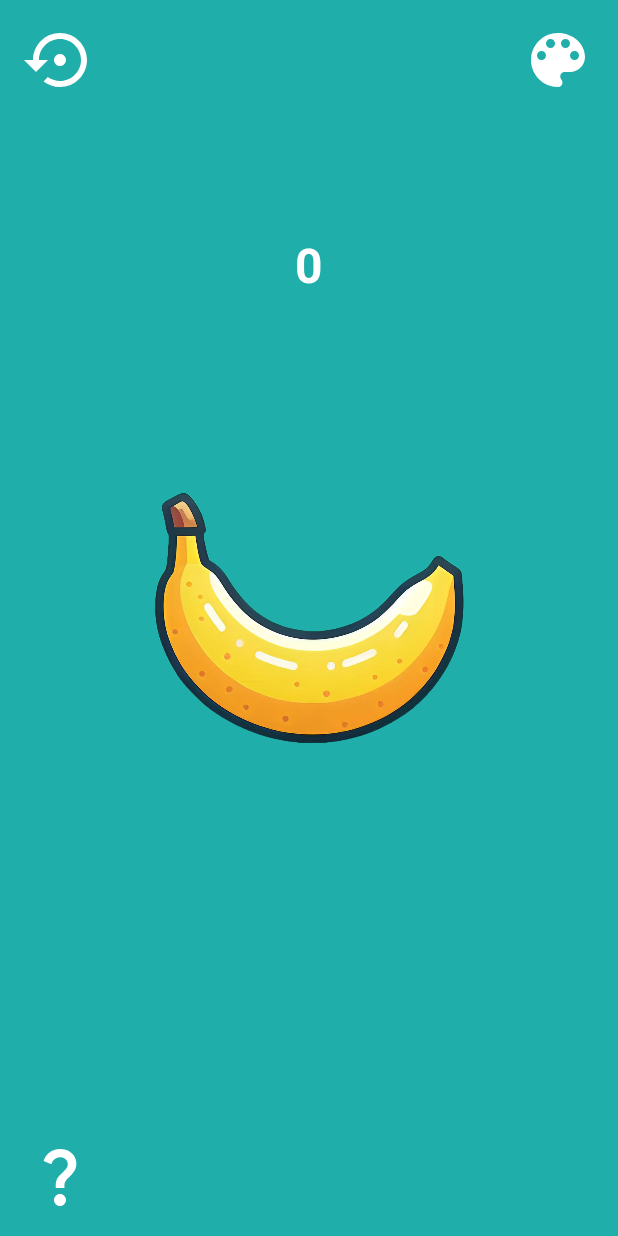
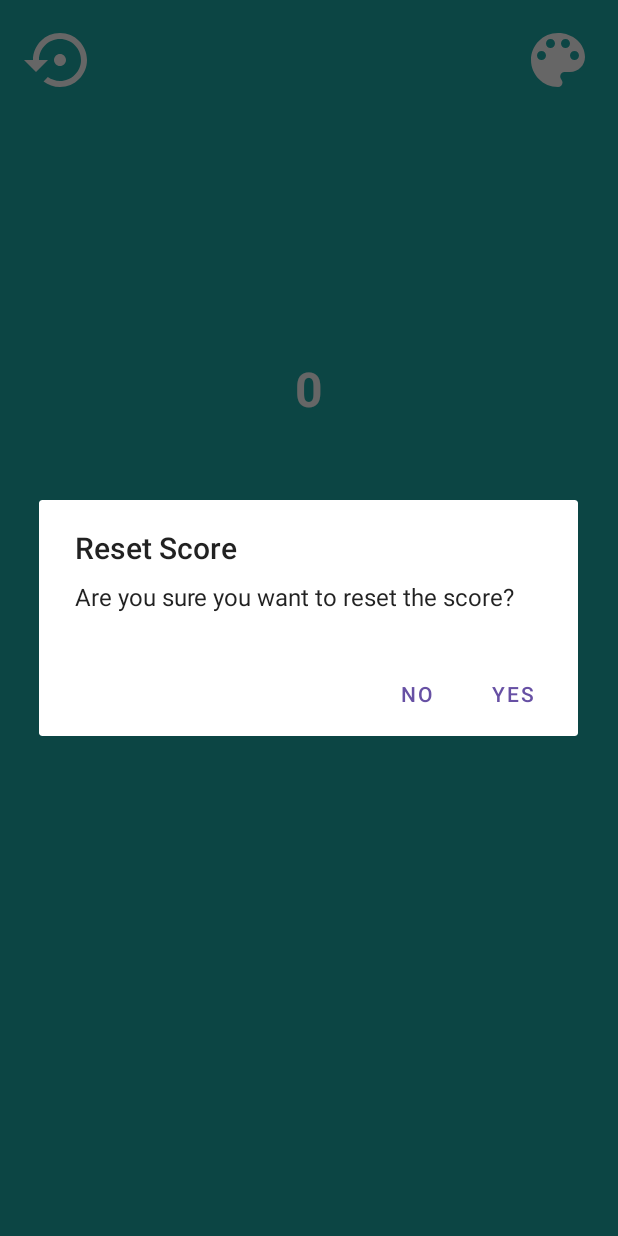
Before and after one commit to SamedTemiz/TheBanana, an Android app: the screen it shows after launch (MainActivity), after a tap on "Reset Score", on a phone screen of 412 x 824 dp. Run offline under Robolectric (Android 15) with nearby library versions, the phone set to English and light mode, and no system bars; network calls fail; pictures from the network do not load.

Commit message:
Emojis added from Github files. Clicker algorithm completed.

```diff
--- a/app/build.gradle.kts
+++ b/app/build.gradle.kts
@@ -45,4 +45,10 @@ dependencies {
     testImplementation(libs.junit)
     androidTestImplementation(libs.androidx.junit)
     androidTestImplementation(libs.androidx.espresso.core)
+
+    implementation(libs.retrofit2)
+    implementation(libs.retrofit2.converter.gson)
+    implementation(libs.kotlinx.coroutines)
+
+    implementation(libs.glide)
 }
--- a/app/src/main/AndroidManifest.xml
+++ b/app/src/main/AndroidManifest.xml
@@ -1,6 +1,8 @@
 <?xml version="1.0" encoding="utf-8"?>
 <manifest xmlns:android="http://schemas.android.com/apk/res/android"
     xmlns:tools="http://schemas.android.com/tools">
+
+    <uses-permission android:name="android.permission.INTERNET"/>
 
     <application
         android:allowBackup="true"
--- /dev/null
+++ b/app/src/main/java/com/timrashard/banana/AssetManager.kt
@@ -0,0 +1,107 @@
+package com.timrashard.banana
+
+import android.content.Context
+import android.util.Log
+import com.google.gson.GsonBuilder
+import kotlinx.coroutines.Dispatchers
+import kotlinx.coroutines.withContext
+import okhttp3.ResponseBody
+import retrofit2.Retrofit
+import retrofit2.converter.gson.GsonConverterFactory
+import java.io.File
+import java.io.FileOutputStream
+
+class AssetManager(private val context: Context) {
+    private val service: Service
+
+    init {
+        val gson = GsonBuilder()
+            .setLenient()
+            .create()
+
+        val retrofit = Retrofit.Builder()
+            .baseUrl("https://api.github.com/")
+            .addConverterFactory(GsonConverterFactory.create(gson))
+            .build()
+
+        service = retrofit.create(Service::class.java)
+    }
+
+    suspend fun downloadAssets(owner: String, repo: String, path: String): Boolean {
+        return withContext(Dispatchers.IO) {
+            try {
+                downloadAndSaveFiles(owner, repo, path)
+            } catch (e: Exception) {
+                Log.e("AssetManager", "Error downloading assets", e)
+                false
+            }
+        }
+    }
+
+    private fun downloadAndSaveFiles(owner: String, repo: String, path: String): Boolean {
+        val response = service.getContents(owner, repo, path).execute()
+
+        if (!response.isSuccessful) {
+            Log.e("AssetManager", "Failed to get repository contents: ${response.code()} ${response.message()}")
+            return false
+        }
+
+        val files = response.body() ?: return false
+        for (file in files) {
+            if (file.type == "dir") {
+                if (!downloadAndSaveFiles(owner, repo, file.path)) {
+                    return false
+                }
+            } else if (file.type == "file" && !file.download_url.isNullOrEmpty()) {
+                val downloadUrl = file.download_url
+                if (!downloadFile(downloadUrl, file.name)) {
+                    return false
+                }
+            }
+        }
+        return true
+    }
+
+    private fun downloadFile(downloadUrl: String, fileName: String): Boolean {
+        return try {
+            val response = service.downloadFile(downloadUrl).execute()
+            if (response.isSuccessful) {
+                val body = response.body()
+                if (body != null) {
+                    saveFile(fileName, body)
+                } else {
+                    Log.e("AssetManager", "File download failed: Response body is null")
+                    false
+                }
+            } else {
+                Log.e("AssetManager", "File download failed: ${response.code()} ${response.message()}")
+                false
+            }
+        } catch (e: Exception) {
+            Log.e("AssetManager", "Error downloading file", e)
+            false
+        }
+    }
+
+    private fun saveFile(fileName: String, body: ResponseBody): Boolean {
+        return try {
+            val directory = File(context.getExternalFilesDir(null), "emojis")
+            if (!directory.exists()) {
+                directory.mkdirs()
+            }
+            val file = File(directory, fileName)
+            val inputStream = body.byteStream()
+            val outputStream = FileOutputStream(file)
+            inputStream.use { input ->
+                outputStream.use { output ->
+                    input.copyTo(output)
+                }
+            }
+            Log.d("AssetManager", "File saved successfully: ${file.absolutePath}")
+            true
+        } catch (e: Exception) {
+            Log.e("AssetManager", "Error saving file", e)
+            false
+        }
+    }
+}
--- a/app/src/main/java/com/timrashard/banana/MainActivity.kt
+++ b/app/src/main/java/com/timrashard/banana/MainActivity.kt
@@ -5,59 +5,125 @@ import android.content.Context
 import android.content.SharedPreferences
 import android.graphics.Color
 import android.os.Bundle
+import android.util.Log
 import android.view.View
+import android.widget.ImageButton
 import android.widget.ImageView
 import android.widget.TextView
 import androidx.appcompat.app.AppCompatActivity
 import androidx.constraintlayout.widget.ConstraintLayout
-import java.util.Random
+import androidx.constraintlayout.widget.ConstraintSet
+import androidx.lifecycle.lifecycleScope
+import com.bumptech.glide.Glide
+import kotlinx.coroutines.launch
+import java.io.File
+import kotlin.random.Random
+
 
 class MainActivity : AppCompatActivity() {
-    private lateinit var scoreTextView: TextView
-    private lateinit var bananaImageView: ImageView
-    private lateinit var constraintLayout: ConstraintLayout
+
+    private lateinit var layout: ConstraintLayout
+    private lateinit var txtScore: TextView
+    private lateinit var imgBanana: ImageView
+    private lateinit var imgFun: ImageView
+    private lateinit var btnColor: ImageButton
+    private lateinit var btnReset: ImageButton
     private lateinit var sharedPreferences: SharedPreferences
-    private var score: Int = 0
+    private var score: Long = 0
+    private var layoutWidth: Int = 0
+    private var layoutHeight: Int = 0
+    private val random = Random.Default
+
+    private lateinit var assetManager: AssetManager
+    private lateinit var emojiFiles: List<File>
 
     override fun onCreate(savedInstanceState: Bundle?) {
         super.onCreate(savedInstanceState)
         setContentView(R.layout.activity_main)
+        try {
+            init()
+            event()
+            checkAndDownloadAssets()
+        } catch (e: Exception) {
+            Log.e("MainActivity", "onCreate() hatası: ", e)
+        }
+    }
 
-        sharedPreferences = getSharedPreferences("banana_pref", Context.MODE_PRIVATE)
+    private fun init() {
+        try {
+            sharedPreferences = getSharedPreferences("banana_pref", Context.MODE_PRIVATE)
+            assetManager = AssetManager(this)
 
-        scoreTextView = findViewById(R.id.txt_score)
-        bananaImageView = findViewById(R.id.img_banana)
-        constraintLayout = findViewById(R.id.constraintLayout)
+            layout = findViewById(R.id.constraintLayout)
+            layout.post {
+                layoutWidth = layout.width
+                layoutHeight = layout.height
+            }
 
-        score = sharedPreferences.getInt("score", 0)
-        scoreTextView.text = "$score"
+            txtScore = findViewById(R.id.txt_score)
+            imgBanana = findViewById(R.id.img_banana)
+            imgFun = findViewById(R.id.img_fun)
+            btnColor = findViewById(R.id.btn_color)
+            btnReset = findViewById(R.id.btn_reset)
 
-        constraintLayout.setOnClickListener {
+
+            val color = sharedPreferences.getInt("color", getColor(R.color.primary))
+            layout.setBackgroundColor(color)
+
+            score = sharedPreferences.getLong("score", 0)
+            txtScore.text = "$score"
+
+            checkAndDownloadAssets()
+        } catch (e: Exception) {
+            Log.e("MainActivity", "init() hatası: ", e)
+        }
+    }
+
+    private fun event() {
+        layout.setOnClickListener {
             incrementScore()
         }
 
+        btnReset.setOnClickListener {
+            resetScore()
+        }
 
+        btnColor.setOnClickListener {
+            changeBackgroundColor()
+        }
+
+        imgFun.setOnClickListener {
+            incrementScore(5)
+            setRandomEmoji()
+            setRandomImagePosition()
+        }
     }
 
-    private fun incrementScore() {
-        score++
-        scoreTextView.text = "Score: $score"
+    private fun incrementScore(boost: Long? = null) {
+        score += boost ?: 1
+        txtScore.text = "$score"
         saveScore(score)
     }
 
-    private fun saveScore(score: Int) {
+    private fun saveScore(score: Long) {
         val editor = sharedPreferences.edit()
-        editor.putInt("score", score)
+        editor.putLong("score", score)
         editor.apply()
     }
 
-    fun resetScore(view: View) {
+    private fun saveColor(color: Int) {
+        val editor = sharedPreferences.edit()
+        editor.putInt("color", color)
+        editor.apply()
+    }
+
+    private fun resetScore() {
         val builder = AlertDialog.Builder(this)
         builder.setTitle("Reset Score")
         builder.setMessage("Are you sure you want to reset the score?")
-        builder.setPositiveButton("Yes") { dialog, which ->
+        builder.setPositiveButton("Yes") { _, _ ->
             score = 0
-            scoreTextView.text = "Score: $score"
+            txtScore.text = "$score"
             saveScore(score)
         }
         builder.setNegativeButton("No", null)
@@ -65,9 +131,114 @@ class MainActivity : AppCompatActivity() {
         dialog.show()
     }
 
-    fun changeBackgroundColor(view: View) {
-        val rnd = Random()
-        val color = Color.argb(255, rnd.nextInt(256), rnd.nextInt(256), rnd.nextInt(256))
-        constraintLayout.setBackgroundColor(color)
+    private fun changeBackgroundColor() {
+        val color = Color.argb(255, random.nextInt(256), random.nextInt(256), random.nextInt(256))
+        saveColor(color)
+        layout.setBackgroundColor(color)
     }
+
+    private fun checkAndDownloadAssets() {
+        try {
+            val isDownloaded = sharedPreferences.getBoolean("isDownloaded", false)
+            if (!isDownloaded) {
+                lifecycleScope.launch {
+                    val isSuccess = assetManager.downloadAssets("SamedTemiz", "TheBanana", "emojis")
+                    if (isSuccess) {
+                        with(sharedPreferences.edit()) {
+                            putBoolean("isDownloaded", true)
+                            apply()
+                        }
+
+                        emojiFiles = loadEmojiFiles()
+                        emojiSetup()
+                    }
+                }
+            } else {
+                emojiFiles = loadEmojiFiles()
+                emojiSetup()
+            }
+        } catch (e: Exception) {
+            Log.e("MainActivity", "checkAndDownloadAssets() hatası: ", e)
+        }
+    }
+
+    private fun loadEmojiFiles(): List<File> {
+        return try {
+            val emojisDir = File(getExternalFilesDir(null), "emojis")
+            if (emojisDir.exists() && emojisDir.isDirectory) {
+                emojisDir.listFiles()?.toList() ?: emptyList()
+            } else {
+                emptyList()
+            }
+        } catch (e: Exception) {
+            Log.e("MainActivity", "loadEmojiFiles() hatası: ", e)
+            emptyList() // Hata durumunda boş bir liste döndür
+        }
+    }
+
+    private fun emojiSetup() {
+        setRandomEmoji()
+        setRandomImagePosition()
+        imgFun.visibility = View.VISIBLE
+    }
+
+    private fun setRandomEmoji() {
+        try {
+            if (emojiFiles.isNotEmpty()) {
+                val randomIndex = Random.nextInt(emojiFiles.size)
+                val randomEmojiFile = emojiFiles[randomIndex]
+
+                Glide.with(this)
+                    .load(randomEmojiFile)
+                    .into(imgFun)
+            }
+        } catch (e: Exception) {
+            Log.e("MainActivity", "setRandomEmoji() hatası: ", e)
+        }
+    }
+
+    private fun setRandomImagePosition() {
+        try {
+            val constraintSet = ConstraintSet()
+            constraintSet.clone(layout)
+
+            val parentWidth = layout.width
+            val parentHeight = layout.height
+
+            val imgWidth = imgFun.width
+            val imgHeight = imgFun.height
+
+            val newStartMargin = if (parentWidth > imgWidth) {
+                random.nextInt(parentWidth - imgWidth)
+            } else {
+                0
+            }
+
+            val newTopMargin = if (parentHeight > imgHeight) {
+                random.nextInt(parentHeight - imgHeight)
+            } else {
+                0
+            }
+
+            constraintSet.connect(
+                R.id.img_fun,
+                ConstraintSet.START,
+                R.id.constraintLayout,
+                ConstraintSet.START,
+                newStartMargin
+            )
+            constraintSet.connect(
+                R.id.img_fun,
+                ConstraintSet.TOP,
+                R.id.constraintLayout,
+                ConstraintSet.TOP,
+                newTopMargin
+            )
+
+            constraintSet.applyTo(layout)
+        } catch (e: Exception) {
+            Log.e("MainActivity", "setRandomImagePosition() hatası: ", e)
+        }
+    }
+
 }
--- /dev/null
+++ b/app/src/main/java/com/timrashard/banana/Service.kt
@@ -0,0 +1,19 @@
+package com.timrashard.banana
+
+import okhttp3.ResponseBody
+import retrofit2.Call
+import retrofit2.http.GET
+import retrofit2.http.Path
+import retrofit2.http.Url
+
+interface Service {
+    @GET("repos/{owner}/{repo}/contents/{path}")
+    fun getContents(
+        @Path("owner") owner: String,
+        @Path("repo") repo: String,
+        @Path("path") path: String
+    ): Call<List<FileModel>>
+
+    @GET
+    fun downloadFile(@Url fileUrl: String): Call<ResponseBody>
+}
--- a/app/src/main/res/layout/activity_main.xml
+++ b/app/src/main/res/layout/activity_main.xml
@@ -9,7 +9,7 @@
     android:id="@+id/constraintLayout"
     android:clickable="true"
     android:focusable="true"
-    android:background="#1faeaa">
+    android:background="@color/primary">
 
     <TextView
         android:id="@+id/txt_score"
@@ -28,8 +28,8 @@
         android:id="@+id/img_banana"
         android:layout_width="0dp"
         android:layout_height="0dp"
-        app:layout_constraintWidth_percent="0.5"
-        app:layout_constraintHeight_percent="0.5"
+        app:layout_constraintWidth_percent="0.3"
+        app:layout_constraintHeight_percent="0.3"
         android:src="@drawable/banana"
         android:contentDescription="Banana Image"
         app:layout_constraintTop_toTopOf="parent"
@@ -48,11 +48,10 @@
         app:layout_constraintTop_toTopOf="parent"
         app:layout_constraintStart_toStartOf="parent"
         android:layout_marginTop="16dp"
-        android:layout_marginStart="16dp"
-        android:onClick="showResetDialog" />
+        android:layout_marginStart="16dp" />
 
     <ImageButton
-        android:id="@+id/changeColorButton"
+        android:id="@+id/btn_color"
         android:layout_width="48dp"
         android:layout_height="48dp"
         android:src="@drawable/ic_color"
@@ -61,20 +60,18 @@
         app:layout_constraintTop_toTopOf="parent"
         app:layout_constraintEnd_toEndOf="parent"
         android:layout_marginTop="16dp"
-        android:layout_marginEnd="16dp"
-        android:onClick="changeBackgroundColor" />
+        android:layout_marginEnd="16dp" />
 
-    <ImageButton
-        android:id="@+id/btn_info"
+    <ImageView
+        android:id="@+id/img_fun"
         android:layout_width="48dp"
         android:layout_height="48dp"
-        android:src="@drawable/ic_info"
+        android:clickable="true"
+        android:focusable="true"
         android:scaleType="fitXY"
-        android:background="@null"
-        android:contentDescription="Reset Score"
+        android:visibility="gone"
         app:layout_constraintBottom_toBottomOf="parent"
+        app:layout_constraintEnd_toEndOf="parent"
         app:layout_constraintStart_toStartOf="parent"
-        android:layout_marginBottom="16dp"
-        android:layout_marginStart="16dp"
-        android:onClick="showResetDialog" />
+        app:layout_constraintTop_toBottomOf="@+id/img_banana" />
 </androidx.constraintlayout.widget.ConstraintLayout>
--- a/app/src/main/res/values/colors.xml
+++ b/app/src/main/res/values/colors.xml
@@ -2,4 +2,5 @@
 <resources>
     <color name="black">#FF000000</color>
     <color name="white">#FFFFFFFF</color>
+    <color name="primary">#FF1faeaa</color>
 </resources>
--- a/gradle/libs.versions.toml
+++ b/gradle/libs.versions.toml
@@ -19,6 +19,10 @@ androidx-appcompat = { group = "androidx.appcompat", name = "appcompat", version
 material = { group = "com.google.android.material", name = "material", version.ref = "material" }
 androidx-activity = { group = "androidx.activity", name = "activity", version.ref = "activity" }
 androidx-constraintlayout = { group = "androidx.constraintlayout", name = "constraintlayout", version.ref = "constraintlayout" }
+retrofit2 = {group = "com.squareup.retrofit2", name = "retrofit", version = "2.10.0"}
+retrofit2-converter-gson = {group = "com.squareup.retrofit2", name = "converter-gson", version = "2.10.0"}
+kotlinx-coroutines = {group = "org.jetbrains.kotlinx", name = "kotlinx-coroutines-android", version = "1.7.3"}
+glide = {group = "com.github.bumptech.glide", name = "glide", version = "4.13.2"}
 
 [plugins]
 android-application = { id = "com.android.application", version.ref = "agp" }
```
Also changed, not shown: app/src/main/java/com/timrashard/banana/FileModel.kt (added, +8 -0 lines).
